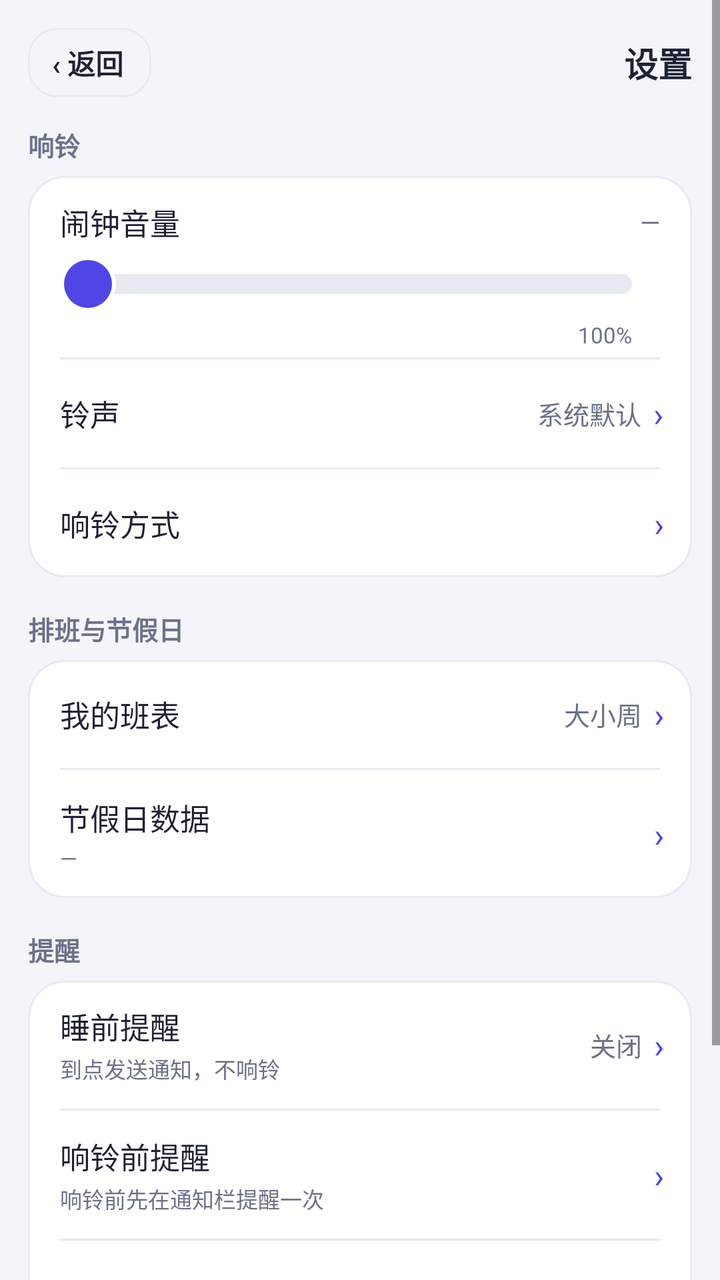
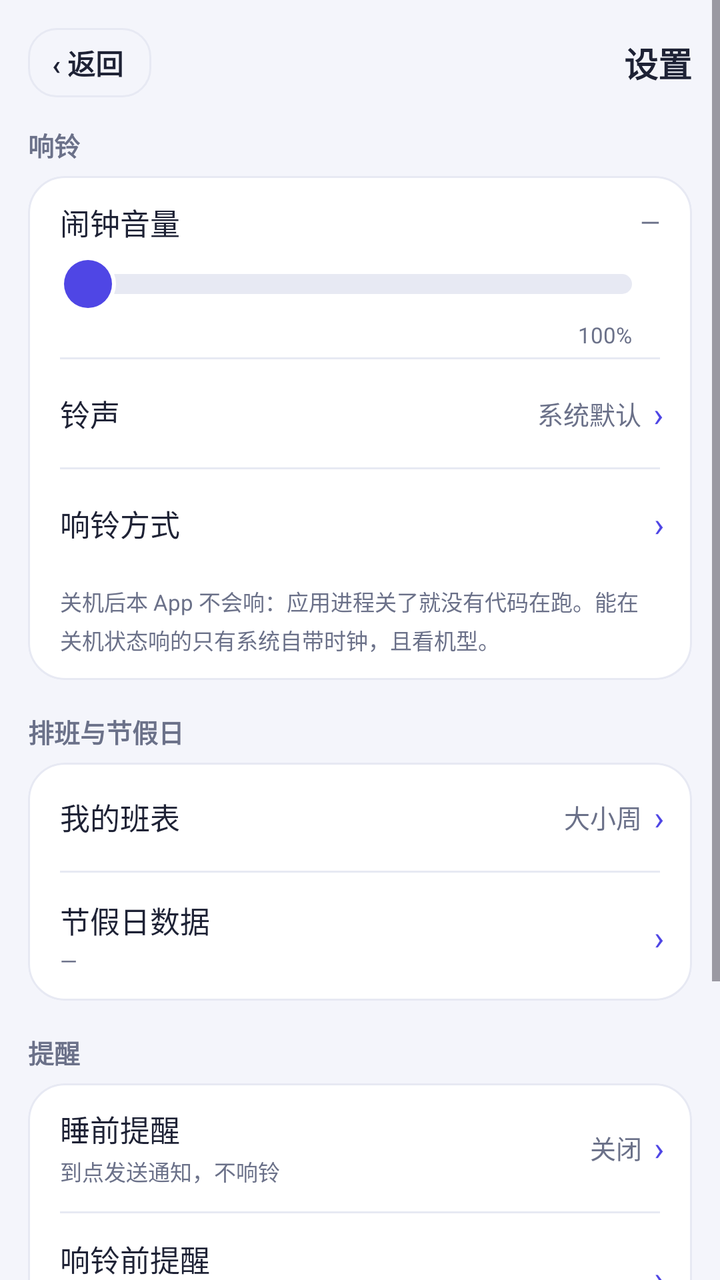

The first picture is an Android layout as it rendered before a commit; the second is the same layout after the commit. The layout source and the unified diff follow.
<!-- AndroidManifest.xml: application theme Theme.WeekdayAlarm -->
<!-- res/layout/activity_settings.xml -->
<?xml version="1.0" encoding="utf-8"?>
<ScrollView xmlns:android="http://schemas.android.com/apk/res/android"
    android:layout_width="match_parent"
    android:layout_height="match_parent"
    android:background="@color/bg"
    android:fitsSystemWindows="true">

    <LinearLayout
        android:layout_width="match_parent"
        android:layout_height="wrap_content"
        android:orientation="vertical"
        android:padding="14dp">

        
        <LinearLayout
            android:layout_width="match_parent"
            android:layout_height="wrap_content"
            android:layout_marginBottom="14dp"
            android:gravity="center_vertical"
            android:orientation="horizontal">

            <TextView
                android:id="@+id/btn_back"
                android:layout_width="wrap_content"
                android:layout_height="wrap_content"
                android:background="@drawable/bg_time_outline"
                android:clickable="true"
                android:focusable="true"
                android:paddingStart="@dimen/space_12"
                android:paddingEnd="14dp"
                android:paddingTop="7dp"
                android:paddingBottom="7dp"
                android:text="@string/button_back"
                android:textColor="@color/ink"
                android:textSize="14sp"
                android:textStyle="bold" />

            <TextView
                android:layout_width="0dp"
                android:layout_height="wrap_content"
                android:layout_weight="1"
                android:gravity="end"
                android:text="@string/settings_page_title"
                android:textColor="@color/ink"
                android:textSize="17sp"
                android:textStyle="bold" />
        </LinearLayout>

        
        <TextView
            style="@style/SectionTitle"
            android:layout_width="wrap_content"
            android:layout_height="wrap_content"
            android:layout_marginBottom="@dimen/space_6"
            android:text="@string/settings_section_alarm" />

        <LinearLayout
            android:layout_width="match_parent"
            android:layout_height="wrap_content"
            android:background="@drawable/bg_card"
            android:clipToOutline="true"
            android:orientation="vertical">

            
            <LinearLayout
                android:layout_width="match_parent"
                android:layout_height="wrap_content"
                android:orientation="vertical"
                android:paddingStart="@dimen/space_16"
                android:paddingTop="@dimen/space_12"
                android:paddingEnd="@dimen/space_16"
                android:paddingBottom="@dimen/space_4">

                <LinearLayout
                    android:layout_width="match_parent"
                    android:layout_height="wrap_content"
                    android:gravity="center_vertical"
                    android:orientation="horizontal">

                    <TextView
                        style="@style/SettingsTitle"
                        android:layout_width="0dp"
                        android:layout_height="wrap_content"
                        android:layout_weight="1"
                        android:text="@string/settings_volume_label" />

                    <TextView
                        android:id="@+id/tv_volume"
                        style="@style/SettingsValue"
                        android:layout_width="wrap_content"
                        android:layout_height="wrap_content"
                        android:text="@string/settings_volume_default" />
                </LinearLayout>

                
                <SeekBar
                    android:id="@+id/seek_volume_embed"
                    android:layout_width="match_parent"
                    android:layout_height="wrap_content"
                    android:layout_marginTop="@dimen/space_2"
                    android:minHeight="36dp"
                    android:paddingStart="14dp"
                    android:paddingEnd="14dp"
                    android:progressDrawable="@drawable/seek_track"
                    android:splitTrack="false"
                    android:thumb="@drawable/seek_thumb" />

                
                <LinearLayout
                    android:layout_width="match_parent"
                    android:layout_height="wrap_content"
                    android:orientation="horizontal"
                    android:paddingStart="14dp"
                    android:paddingEnd="14dp">

                    <TextView
                        android:id="@+id/tv_volume_floor"
                        android:layout_width="0dp"
                        android:layout_height="wrap_content"
                        android:layout_weight="1"
                        android:textColor="@color/sub"
                        android:textSize="11sp" />

                    <TextView
                        android:layout_width="wrap_content"
                        android:layout_height="wrap_content"
                        android:text="100%"
                        android:textColor="@color/sub"
                        android:textSize="11sp" />
                </LinearLayout>
            </LinearLayout>

            <View style="@style/SettingsDivider" />

                        <LinearLayout
                            android:id="@+id/row_ringtone"
                            android:layout_width="match_parent"
                            android:layout_height="wrap_content"
                            android:background="?attr/selectableItemBackground"
                            android:clickable="true"
                            android:focusable="true"
                            android:gravity="center_vertical"
                            android:minHeight="54dp"
                            android:orientation="horizontal"
                            android:paddingStart="@dimen/space_16"
                            android:paddingEnd="14dp">

                            <TextView
                                style="@style/SettingsTitle"
                                android:layout_width="0dp"
                                android:layout_height="wrap_content"
                                android:layout_weight="1"
                                android:text="@string/settings_ringtone_title" />

                            <TextView
                                android:id="@+id/tv_ringtone"
                                style="@style/SettingsValue"
                                android:layout_width="0dp"
                                android:layout_height="wrap_content"
                                android:layout_weight="0.9"
                                android:gravity="end"
                                android:text="@string/settings_ringtone_default" />

                            <TextView style="@style/SettingsChevron" />
                        </LinearLayout>

                        <View style="@style/SettingsDivider" />

            
            <LinearLayout
                android:id="@+id/row_more_ring"
                android:layout_width="match_parent"
                android:layout_height="wrap_content"
                android:background="?attr/selectableItemBackground"
                android:clickable="true"
                android:focusable="true"
                android:gravity="center_vertical"
                android:minHeight="54dp"
                android:orientation="horizontal"
                android:paddingStart="@dimen/space_16"
                android:paddingEnd="14dp">

                <TextView
                    style="@style/SettingsTitle"
                    android:layout_width="0dp"
                    android:layout_height="wrap_content"
                    android:layout_weight="1"
                    android:text="@string/settings_more_ring_title" />

                <TextView style="@style/SettingsChevron" />
            </LinearLayout>
        </LinearLayout>

        
        <TextView
            style="@style/SectionTitle"
            android:layout_width="wrap_content"
            android:layout_height="wrap_content"
            android:layout_marginTop="@dimen/space_16"
            android:layout_marginBottom="@dimen/space_6"
            android:text="@string/settings_section_schedule" />

        <LinearLayout
            android:layout_width="match_parent"
            android:layout_height="wrap_content"
            android:background="@drawable/bg_card"
            android:clipToOutline="true"
            android:orientation="vertical">

                        <LinearLayout
                            android:id="@+id/row_week_mode"
                            android:layout_width="match_parent"
                            android:layout_height="wrap_content"
                            android:background="?attr/selectableItemBackground"
                            android:clickable="true"
                            android:focusable="true"
                            android:gravity="center_vertical"
                            android:minHeight="54dp"
                            android:orientation="horizontal"
                            android:paddingStart="@dimen/space_16"
                            android:paddingEnd="14dp">

                            <TextView
                                style="@style/SettingsTitle"
                                android:layout_width="0dp"
                                android:layout_height="wrap_content"
                                android:layout_weight="1"
                                android:text="@string/settings_week_mode_title" />

                            <TextView
                                android:id="@+id/tv_week_mode"
                                style="@style/SettingsValue"
                                android:layout_width="wrap_content"
                                android:layout_height="wrap_content"
                                android:text="@string/settings_week_mode_default" />

                            <TextView style="@style/SettingsChevron" />
                        </LinearLayout>

                        <View style="@style/SettingsDivider" />

                        <LinearLayout
                            android:id="@+id/row_holiday_data"
                            android:layout_width="match_parent"
                            android:layout_height="wrap_content"
                            android:background="?attr/selectableItemBackground"
                            android:clickable="true"
                            android:focusable="true"
                            android:gravity="center_vertical"
                            android:minHeight="64dp"
                            android:orientation="horizontal"
                            android:paddingStart="@dimen/space_16"
                            android:paddingEnd="14dp"
                            android:paddingTop="@dimen/space_10"
                            android:paddingBottom="@dimen/space_10">

                            <LinearLayout
                                android:layout_width="0dp"
                                android:layout_height="wrap_content"
                                android:layout_weight="1"
                                android:orientation="vertical">

                                <TextView
                                    style="@style/SettingsTitle"
                                    android:layout_width="wrap_content"
                                    android:layout_height="wrap_content"
                                    android:text="@string/settings_holiday_data_title" />

                                <TextView
                                    android:id="@+id/tv_holiday_data"
                                    style="@style/SettingsSummary"
                                    android:layout_width="wrap_content"
                                    android:layout_height="wrap_content"
                                    android:layout_marginTop="@dimen/space_2"
                                    android:text="@string/settings_holiday_data_default" />
                            </LinearLayout>

                            <TextView style="@style/SettingsChevron" />
                        </LinearLayout>
        </LinearLayout>

        
        <TextView
            style="@style/SectionTitle"
            android:layout_width="wrap_content"
            android:layout_height="wrap_content"
            android:layout_marginTop="@dimen/space_16"
            android:layout_marginBottom="@dimen/space_6"
            android:text="@string/settings_section_remind" />

        <LinearLayout
            android:layout_width="match_parent"
            android:layout_height="wrap_content"
            android:background="@drawable/bg_card"
            android:clipToOutline="true"
            android:orientation="vertical">

            
            <LinearLayout
                android:id="@+id/row_bedtime"
                android:layout_width="match_parent"
                android:layout_height="wrap_content"
                android:background="?attr/selectableItemBackground"
                android:clickable="true"
                android:focusable="true"
                android:gravity="center_vertical"
                android:minHeight="64dp"
                android:orientation="horizontal"
                android:paddingStart="@dimen/space_16"
                android:paddingTop="@dimen/space_10"
                android:paddingEnd="14dp"
                android:paddingBottom="@dimen/space_10">

                <LinearLayout
                    android:layout_width="0dp"
                    android:layout_height="wrap_content"
                    android:layout_weight="1"
                    android:orientation="vertical">

                    <TextView
                        style="@style/SettingsTitle"
                        android:layout_width="wrap_content"
                        android:layout_height="wrap_content"
                        android:text="@string/settings_bedtime_title" />

                    
                    <TextView
                        android:id="@+id/tv_bedtime"
                        style="@style/SettingsSummary"
                        android:layout_width="wrap_content"
                        android:layout_height="wrap_content"
                        android:layout_marginTop="@dimen/space_2"
                        android:text="@string/settings_bedtime_hint" />
                </LinearLayout>

                <TextView
                    android:id="@+id/tv_bedtime_value"
                    style="@style/SettingsValue"
                    android:layout_width="wrap_content"
                    android:layout_height="wrap_content"
                    android:text="@string/settings_bedtime_default" />

                <TextView style="@style/SettingsChevron" />
            </LinearLayout>

            <View style="@style/SettingsDivider" />

                        <LinearLayout
                            android:id="@+id/row_pre_notice"
                            android:layout_width="match_parent"
                            android:layout_height="wrap_content"
                            android:background="?attr/selectableItemBackground"
                            android:clickable="true"
                            android:focusable="true"
                            android:gravity="center_vertical"
                            android:minHeight="64dp"
                            android:orientation="horizontal"
                            android:paddingStart="@dimen/space_16"
                            android:paddingEnd="14dp"
                            android:paddingTop="@dimen/space_10"
                            android:paddingBottom="@dimen/space_10">

                            <LinearLayout
                                android:layout_width="0dp"
                                android:layout_height="wrap_content"
                                android:layout_weight="1"
                                android:orientation="vertical">

                                <TextView
                                    style="@style/SettingsTitle"
                                    android:layout_width="wrap_content"
                                    android:layout_height="wrap_content"
                                    android:text="@string/settings_pre_notice_title" />

                                <TextView
                                    android:id="@+id/tv_pre_notice"
                                    style="@style/SettingsSummary"
                                    android:layout_width="wrap_content"
                                    android:layout_height="wrap_content"
                                    android:layout_marginTop="@dimen/space_2"
                                    android:text="@string/settings_pre_notice_summary" />
                            </LinearLayout>

                            
                            <TextView
                                android:id="@+id/tv_pre_notice_value"
                                style="@style/SettingsValue"
                                android:layout_width="wrap_content"
                                android:layout_height="wrap_content" />

                            <TextView style="@style/SettingsChevron" />
                        </LinearLayout>

                        <View style="@style/SettingsDivider" />

                        
                        <LinearLayout
                            android:id="@+id/row_snooze"
                            android:layout_width="match_parent"
                            android:layout_height="wrap_content"
                            android:background="?attr/selectableItemBackground"
                            android:clickable="true"
                            android:focusable="true"
                            android:gravity="center_vertical"
                            android:minHeight="54dp"
                            android:orientation="horizontal"
                            android:paddingStart="@dimen/space_16"
                            android:paddingEnd="14dp">

                            <TextView
                                style="@style/SettingsTitle"
                                android:layout_width="0dp"
                                android:layout_height="wrap_content"
                                android:layout_weight="1"
                                android:text="@string/settings_snooze_title" />

                            <TextView
                                android:id="@+id/tv_snooze"
                                style="@style/SettingsValue"
                                android:layout_width="wrap_content"
                                android:layout_height="wrap_content"
                                android:text="@string/more_snooze_default" />

                            <TextView style="@style/SettingsChevron" />
                        </LinearLayout>
        </LinearLayout>

        
        <TextView
            style="@style/SectionTitle"
            android:layout_width="wrap_content"
            android:layout_height="wrap_content"
            android:layout_marginTop="@dimen/space_16"
            android:layout_marginBottom="@dimen/space_6"
            android:text="@string/settings_section_other" />

        <LinearLayout
            android:layout_width="match_parent"
            android:layout_height="wrap_content"
            android:background="@drawable/bg_card"
            android:clipToOutline="true"
            android:orientation="vertical">

            
            <LinearLayout
                android:id="@+id/row_more"
                android:layout_width="match_parent"
                android:layout_height="wrap_content"
                android:background="?attr/selectableItemBackground"
                android:clickable="true"
                android:focusable="true"
                android:gravity="center_vertical"
                android:minHeight="54dp"
                android:orientation="horizontal"
                android:paddingStart="@dimen/space_16"
                android:paddingEnd="14dp">

                <TextView
                    style="@style/SettingsTitle"
                    android:layout_width="0dp"
                    android:layout_height="wrap_content"
                    android:layout_weight="1"
                    android:text="@string/settings_more_title" />

                <TextView style="@style/SettingsChevron" />
            </LinearLayout>
        </LinearLayout>
    </LinearLayout>
</ScrollView>
<!-- resources referenced by this layout -->
<resources>
  <color name="bg">#F4F5FB</color>
  <color name="ink">#1E2235</color>
  <color name="sub">#6B7189</color>
  <dimen name="space_10">10dp</dimen>
  <dimen name="space_12">12dp</dimen>
  <dimen name="space_16">16dp</dimen>
  <dimen name="space_2">2dp</dimen>
  <dimen name="space_4">4dp</dimen>
  <dimen name="space_6">6dp</dimen>
  <!-- drawable bg_card (drawable) -->
  <?xml version="1.0" encoding="utf-8"?>
  <shape xmlns:android="http://schemas.android.com/apk/res/android"
      android:shape="rectangle">
      <solid android:color="@color/card" />
      <corners android:radius="@dimen/radius_card" />
      <stroke android:width="1dp" android:color="@color/line" />
  </shape>
  <string name="button_back">‹ 返回</string>
  <string name="more_snooze_default">5 分钟 × 3 次</string>
  <string name="settings_bedtime_default">关闭</string>
  <string name="settings_bedtime_hint">到点发送通知，不响铃</string>
  <string name="settings_bedtime_title">睡前提醒</string>
  <string name="settings_holiday_data_default">—</string>
  <string name="settings_holiday_data_title">节假日数据</string>
  <string name="settings_more_ring_title">响铃方式</string>
  <string name="settings_more_title">其他设置</string>
  <string name="settings_page_title">设置</string>
  <string name="settings_pre_notice_summary">响铃前先在通知栏提醒一次</string>
  <string name="settings_pre_notice_title">响铃前提醒</string>
  <string name="settings_ringtone_default">系统默认</string>
  <string name="settings_ringtone_title">铃声</string>
  <string name="settings_section_alarm">响铃</string>
  <string name="settings_section_other">更多</string>
  <string name="settings_section_remind">提醒</string>
  <string name="settings_section_schedule">排班与节假日</string>
  <string name="settings_snooze_title">稍后提醒</string>
  <string name="settings_volume_default">—</string>
  <string name="settings_volume_label">闹钟音量</string>
  <string name="settings_week_mode_default">大小周</string>
  <string name="settings_week_mode_title">我的班表</string>
  <style name="SectionTitle">
          <item name="android:textColor">@color/sub</item>
          <item name="android:textSize">@dimen/font_body</item>
          <item name="android:textStyle">bold</item>
      </style>
  <style name="SettingsDivider">
          <item name="android:layout_width">match_parent</item>
          <item name="android:layout_height">1dp</item>
          <item name="android:layout_marginStart">@dimen/space_16</item>
          <item name="android:layout_marginEnd">@dimen/space_16</item>
          <item name="android:background">@color/line</item>
      </style>
  <style name="SettingsSummary">
          <item name="android:textColor">@color/sub</item>
          <item name="android:textSize">@dimen/font_caption</item>
          <item name="android:lineSpacingMultiplier">1.2</item>
      </style>
  <style name="SettingsTitle">
          <item name="android:textColor">@color/ink</item>
          <item name="android:textSize">@dimen/font_title</item>
      </style>
  <style name="SettingsValue">
          <item name="android:textColor">@color/sub</item>
          <item name="android:textSize">@dimen/font_body</item>
          <item name="android:maxLines">1</item>
          <item name="android:ellipsize">end</item>
      </style>
  <color name="card">#FFFFFF</color>
  <dimen name="radius_card">18dp</dimen>
  <color name="line">#E7E9F3</color>
  <dimen name="radius_row">14dp</dimen>
  <color name="indigo">#4F46E5</color>
  <dimen name="radius_chip">10dp</dimen>
  <dimen name="font_body">13sp</dimen>
  <dimen name="font_chevron">17sp</dimen>
  <dimen name="font_caption">11sp</dimen>
  <dimen name="font_title">15sp</dimen>
  <color name="indigo_dark">#4338CA</color>
  <color name="white">#FFFFFFFF</color>
  <!-- unchanged entries left out for length: 5 -->
</resources>

<!-- the commit's change to res/layout/activity_settings.xml (unified diff, before → after) -->
@@ -189,6 +189,17 @@
 
                 <TextView style="@style/SettingsChevron" />
             </LinearLayout>
+
+            
+            <TextView
+                style="@style/SettingsSummary"
+                android:layout_width="match_parent"
+                android:layout_height="wrap_content"
+                android:paddingStart="@dimen/space_16"
+                android:paddingTop="@dimen/space_4"
+                android:paddingEnd="@dimen/space_16"
+                android:paddingBottom="@dimen/space_12"
+                android:text="@string/settings_shutdown_tip" />
         </LinearLayout>
 
         
<!-- resource entries referenced after the edit -->
@@ -35,6 +35,7 @@
   <string name="settings_section_other">更多</string>
   <string name="settings_section_remind">提醒</string>
   <string name="settings_section_schedule">排班与节假日</string>
+  <string name="settings_shutdown_tip">关机后本 App 不会响：应用进程关了就没有代码在跑。能在关机状态响的只有系统自带时钟，且看机型。</string>
   <string name="settings_snooze_title">稍后提醒</string>
   <string name="settings_volume_default">—</string>
   <string name="settings_volume_label">闹钟音量</string>
